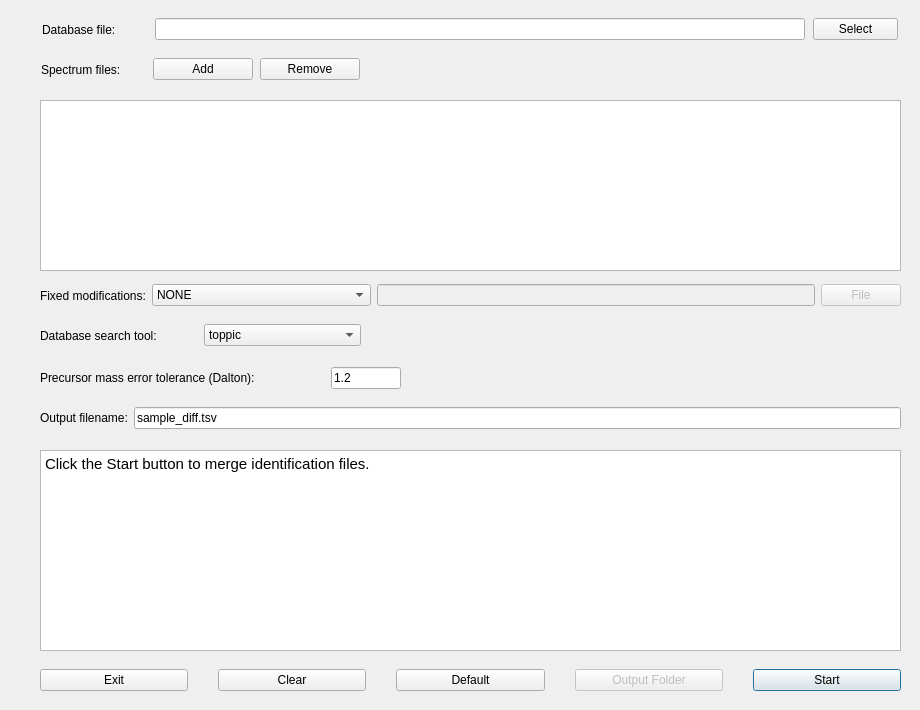
toppic-suite/toppic-suite, file src/gui/topdiff/topdiffdialog.ui: the form before one commit.
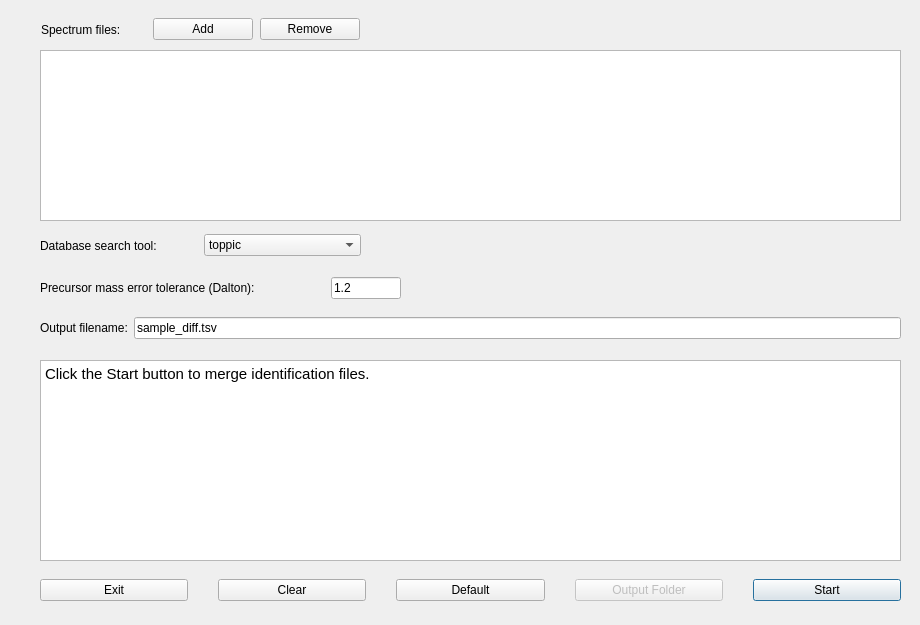
The form after the commit. Icons and pictures are not drawn.

Patch:
```diff
--- a/src/gui/topdiff/topdiffdialog.ui
+++ b/src/gui/topdiff/topdiffdialog.ui
@@ -7,7 +7,7 @@
     <x>0</x>
     <y>0</y>
     <width>920</width>
-    <height>710</height>
+    <height>625</height>
    </rect>
   </property>
   <property name="sizePolicy">
@@ -19,13 +19,13 @@
   <property name="minimumSize">
    <size>
     <width>920</width>
-    <height>710</height>
+    <height>625</height>
    </size>
   </property>
   <property name="maximumSize">
    <size>
     <width>920</width>
-    <height>710</height>
+    <height>625</height>
    </size>
   </property>
   <property name="windowTitle">
@@ -40,7 +40,7 @@
     <property name="geometry">
      <rect>
       <x>40</x>
-      <y>50</y>
+      <y>10</y>
       <width>321</width>
       <height>39</height>
      </rect>
@@ -103,7 +103,7 @@
     <property name="geometry">
      <rect>
       <x>40</x>
-      <y>360</y>
+      <y>270</y>
       <width>361</width>
       <height>36</height>
      </rect>
@@ -147,7 +147,7 @@
     <property name="geometry">
      <rect>
       <x>40</x>
-      <y>660</y>
+      <y>570</y>
       <width>861</width>
       <height>41</height>
      </rect>
@@ -218,7 +218,7 @@
     <property name="geometry">
      <rect>
       <x>40</x>
-      <y>450</y>
+      <y>360</y>
       <width>861</width>
       <height>201</height>
      </rect>
@@ -227,154 +227,25 @@
      <string>&lt;!DOCTYPE HTML PUBLIC &quot;-//W3C//DTD HTML 4.0//EN&quot; &quot;http://www.w3.org/TR/REC-html40/strict.dtd&quot;&gt;
 &lt;html&gt;&lt;head&gt;&lt;meta name=&quot;qrichtext&quot; content=&quot;1&quot; /&gt;&lt;style type=&quot;text/css&quot;&gt;
 p, li { white-space: pre-wrap; }
-&lt;/style&gt;&lt;/head&gt;&lt;body style=&quot; font-family:'Ubuntu'; font-size:11pt; font-weight:400; font-style:normal;&quot;&gt;
-&lt;p style=&quot; margin-top:0px; margin-bottom:0px; margin-left:0px; margin-right:0px; -qt-block-indent:0; text-indent:0px;&quot;&gt;&lt;span style=&quot; font-family:'Cantarell';&quot;&gt;Click the Start button to merge identification files.&lt;/span&gt;&lt;/p&gt;&lt;/body&gt;&lt;/html&gt;</string>
+&lt;/style&gt;&lt;/head&gt;&lt;body style=&quot; font-family:'MS Shell Dlg 2'; font-size:8pt; font-weight:400; font-style:normal;&quot;&gt;
+&lt;p style=&quot; margin-top:0px; margin-bottom:0px; margin-left:0px; margin-right:0px; -qt-block-indent:0; text-indent:0px;&quot;&gt;&lt;span style=&quot; font-family:'Cantarell'; font-size:11pt;&quot;&gt;Click the Start button to merge identification files.&lt;/span&gt;&lt;/p&gt;&lt;/body&gt;&lt;/html&gt;</string>
     </property>
    </widget>
    <widget class="QListWidget" name="listWidget">
     <property name="geometry">
      <rect>
       <x>40</x>
-      <y>100</y>
+      <y>50</y>
       <width>861</width>
       <height>171</height>
      </rect>
     </property>
    </widget>
-   <widget class="QWidget" name="horizontalLayoutWidget_2">
-    <property name="geometry">
-     <rect>
-      <x>40</x>
-      <y>10</y>
-      <width>861</width>
-      <height>39</height>
-     </rect>
-    </property>
-    <layout class="QHBoxLayout" name="horizontalLayout_3">
-     <item>
-      <widget class="QLabel" name="label_2">
-       <property name="maximumSize">
-        <size>
-         <width>105</width>
-         <height>16777215</height>
-        </size>
-       </property>
-       <property name="text">
-        <string>Database file: </string>
-       </property>
-      </widget>
-     </item>
-     <item>
-      <widget class="QLineEdit" name="databaseFileEdit">
-       <property name="enabled">
-        <bool>true</bool>
-       </property>
-       <property name="maximumSize">
-        <size>
-         <width>650</width>
-         <height>16777215</height>
-        </size>
-       </property>
-       <property name="readOnly">
-        <bool>true</bool>
-       </property>
-      </widget>
-     </item>
-     <item>
-      <widget class="QPushButton" name="databaseFileButton">
-       <property name="maximumSize">
-        <size>
-         <width>85</width>
-         <height>16777215</height>
-        </size>
-       </property>
-       <property name="text">
-        <string>Select</string>
-       </property>
-      </widget>
-     </item>
-    </layout>
-   </widget>
-   <widget class="QWidget" name="horizontalLayoutWidget_5">
-    <property name="geometry">
-     <rect>
-      <x>40</x>
-      <y>280</y>
-      <width>861</width>
-      <height>31</height>
-     </rect>
-    </property>
-    <layout class="QHBoxLayout" name="horizontalLayout_5">
-     <item>
-      <widget class="QLabel" name="label_5">
-       <property name="text">
-        <string>Fixed modifications:</string>
-       </property>
-      </widget>
-     </item>
-     <item>
-      <widget class="QComboBox" name="fixedModComboBox">
-       <property name="maximumSize">
-        <size>
-         <width>268</width>
-         <height>16777215</height>
-        </size>
-       </property>
-       <item>
-        <property name="text">
-         <string>NONE</string>
-        </property>
-       </item>
-       <item>
-        <property name="text">
-         <string>Carbamidomethylation on cysteine</string>
-        </property>
-       </item>
-       <item>
-        <property name="text">
-         <string>Carboxymethylation on cysteine</string>
-        </property>
-       </item>
-       <item>
-        <property name="text">
-         <string>A fixed modification file</string>
-        </property>
-       </item>
-      </widget>
-     </item>
-     <item>
-      <widget class="QLineEdit" name="fixedModFileEdit">
-       <property name="enabled">
-        <bool>false</bool>
-       </property>
-       <property name="readOnly">
-        <bool>true</bool>
-       </property>
-      </widget>
-     </item>
-     <item>
-      <widget class="QPushButton" name="fixedModFileButton">
-       <property name="enabled">
-        <bool>false</bool>
-       </property>
-       <property name="maximumSize">
-        <size>
-         <width>85</width>
-         <height>16777215</height>
-        </size>
-       </property>
-       <property name="text">
-        <string>File</string>
-       </property>
-      </widget>
-     </item>
-    </layout>
-   </widget>
    <widget class="QWidget" name="horizontalLayoutWidget_6">
     <property name="geometry">
      <rect>
       <x>40</x>
-      <y>400</y>
+      <y>310</y>
       <width>861</width>
       <height>36</height>
      </rect>
@@ -400,7 +271,7 @@
     <property name="geometry">
      <rect>
       <x>40</x>
-      <y>320</y>
+      <y>230</y>
       <width>321</width>
       <height>31</height>
      </rect>
```
